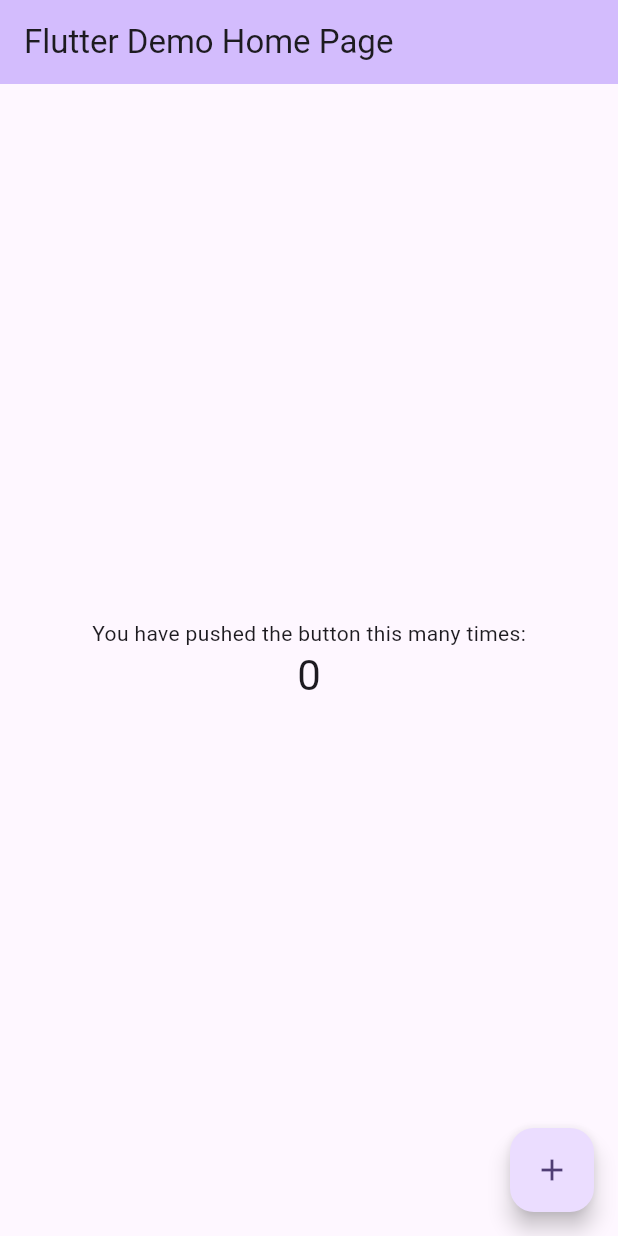
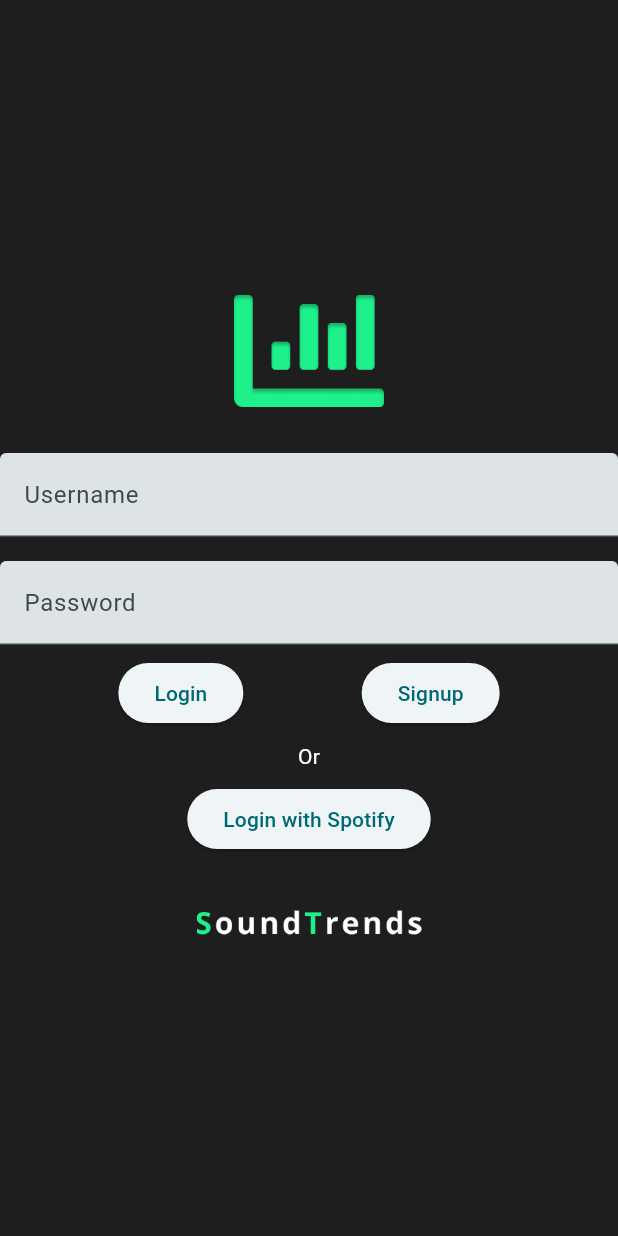
Before and after one commit to RodrigoJC20/sound-trends, a Flutter app: the screen it shows after launch, on a phone screen of 412 x 824 dp. Run offline on Flutter 3.47's test engine with Material 2 defaults, Android fonts, the phone set to English and light mode, and no system bars.

Commit message:
login.dart basic

```diff
--- a/lib/main.dart
+++ b/lib/main.dart
@@ -1,4 +1,5 @@
 import 'package:flutter/material.dart';
+import 'package:sound_trends/views/login.dart';
 
 void main() {
   runApp(const MyApp());
@@ -12,114 +13,12 @@ class MyApp extends StatelessWidget {
   Widget build(BuildContext context) {
     return MaterialApp(
       title: 'Flutter Demo',
+      debugShowCheckedModeBanner: false,
       theme: ThemeData(
-        // This is the theme of your application.
-        //
-        // TRY THIS: Try running your application with "flutter run". You'll see
-        // the application has a blue toolbar. Then, without quitting the app,
-        // try changing the seedColor in the colorScheme below to Colors.green
-        // and then invoke "hot reload" (save your changes or press the "hot
-        // reload" button in a Flutter-supported IDE, or press "r" if you used
-        // the command line to start the app).
-        //
-        // Notice that the counter didn't reset back to zero; the application
-        // state is not lost during the reload. To reset the state, use hot
-        // restart instead.
-        //
-        // This works for code too, not just values: Most code changes can be
-        // tested with just a hot reload.
-        colorScheme: ColorScheme.fromSeed(seedColor: Colors.deepPurple),
+        colorScheme: ColorScheme.fromSeed(seedColor: const Color(0xFF1E1E1E)),
         useMaterial3: true,
       ),
-      home: const MyHomePage(title: 'Flutter Demo Home Page'),
+      home: const Login(),
     );
   }
 }
-
-class MyHomePage extends StatefulWidget {
-  const MyHomePage({super.key, required this.title});
-
-  // This widget is the home page of your application. It is stateful, meaning
-  // that it has a State object (defined below) that contains fields that affect
-  // how it looks.
-
-  // This class is the configuration for the state. It holds the values (in this
-  // case the title) provided by the parent (in this case the App widget) and
-  // used by the build method of the State. Fields in a Widget subclass are
-  // always marked "final".
-
-  final String title;
-
-  @override
-  State<MyHomePage> createState() => _MyHomePageState();
-}
-
-class _MyHomePageState extends State<MyHomePage> {
-  int _counter = 0;
-
-  void _incrementCounter() {
-    setState(() {
-      // This call to setState tells the Flutter framework that something has
-      // changed in this State, which causes it to rerun the build method below
-      // so that the display can reflect the updated values. If we changed
-      // _counter without calling setState(), then the build method would not be
-      // called again, and so nothing would appear to happen.
-      _counter++;
-    });
-  }
-
-  @override
-  Widget build(BuildContext context) {
-    // This method is rerun every time setState is called, for instance as done
-    // by the _incrementCounter method above.
-    //
-    // The Flutter framework has been optimized to make rerunning build methods
-    // fast, so that you can just rebuild anything that needs updating rather
-    // than having to individually change instances of widgets.
-    return Scaffold(
-      appBar: AppBar(
-        // TRY THIS: Try changing the color here to a specific color (to
-        // Colors.amber, perhaps?) and trigger a hot reload to see the AppBar
-        // change color while the other colors stay the same.
-        backgroundColor: Theme.of(context).colorScheme.inversePrimary,
-        // Here we take the value from the MyHomePage object that was created by
-        // the App.build method, and use it to set our appbar title.
-        title: Text(widget.title),
-      ),
-      body: Center(
-        // Center is a layout widget. It takes a single child and positions it
-        // in the middle of the parent.
-        child: Column(
-          // Column is also a layout widget. It takes a list of children and
-          // arranges them vertically. By default, it sizes itself to fit its
-          // children horizontally, and tries to be as tall as its parent.
-          //
-          // Column has various properties to control how it sizes itself and
-          // how it positions its children. Here we use mainAxisAlignment to
-          // center the children vertically; the main axis here is the vertical
-          // axis because Columns are vertical (the cross axis would be
-          // horizontal).
-          //
-          // TRY THIS: Invoke "debug painting" (choose the "Toggle Debug Paint"
-          // action in the IDE, or press "p" in the console), to see the
-          // wireframe for each widget.
-          mainAxisAlignment: MainAxisAlignment.center,
-          children: <Widget>[
-            const Text(
-              'You have pushed the button this many times:',
-            ),
-            Text(
-              '$_counter',
-              style: Theme.of(context).textTheme.headlineMedium,
-            ),
-          ],
-        ),
-      ),
-      floatingActionButton: FloatingActionButton(
-        onPressed: _incrementCounter,
-        tooltip: 'Increment',
-        child: const Icon(Icons.add),
-      ), // This trailing comma makes auto-formatting nicer for build methods.
-    );
-  }
-}
--- /dev/null
+++ b/lib/views/login.dart
@@ -0,0 +1,109 @@
+import 'package:flutter/material.dart';
+
+class Login extends StatefulWidget {
+  const Login({super.key});
+
+  @override
+  State<Login> createState() => _LoginState();
+}
+
+class _LoginState extends State<Login> {
+  @override
+  Widget build(BuildContext context) {
+    final screenSize = MediaQuery.of(context).size;
+
+    return Scaffold(
+      backgroundColor: const Color(0xFF1E1E1E),
+      body: Center(
+        child: Column(
+          mainAxisAlignment: MainAxisAlignment.center,
+          children: [
+            // First Row - Logo
+            Padding(
+              padding: const EdgeInsets.only(bottom: 10.0),
+              child: Image.asset(
+                'assets/logo.png', // Replace with the path to your first logo
+                width: 100, // Adjust the size as needed
+                height: 100,
+              ),
+            ),
+
+            // Second Row - Login Information
+            Column(
+              children: [
+                // Username Input
+                Padding(
+                  padding: const EdgeInsets.symmetric(vertical: 8.0),
+                  child: TextFormField(
+                    decoration: const InputDecoration(
+                      labelText: 'Username',
+                      filled: true,
+                    ),
+                  ),
+                ),
+
+                // Password Input
+                Padding(
+                  padding: const EdgeInsets.symmetric(vertical: 8.0),
+                  child: TextFormField(
+                    obscureText: true,
+                    decoration: const InputDecoration(
+                      labelText: 'Password',
+                      filled: true,
+                    ),
+                  ),
+                ),
+
+                // Two Buttons (Login and Signup)
+                Row(
+                  mainAxisAlignment: MainAxisAlignment.spaceEvenly,
+                  children: [
+                    ElevatedButton(
+                      onPressed: () {
+                        // Add login logic here
+                      },
+                      child: const Text('Login'),
+                    ),
+                    ElevatedButton(
+                      onPressed: () {
+                        // Add signup logic here
+                      },
+                      child: const Text('Signup'),
+                    ),
+                  ],
+                ),
+
+                // Or Text
+                const Padding(
+                  padding: EdgeInsets.symmetric(vertical: 8.0),
+                  child: Text(
+                    'Or',
+                    style: TextStyle(color: Colors.white),
+                  ),
+                ),
+
+                // Spotify Login Button
+                ElevatedButton(
+                  onPressed: () {
+                    // Add Spotify login logic here
+                  },
+                  child: const Text('Login with Spotify'),
+                ),
+              ],
+            ),
+
+            // Third Row - "Sound Trends" Logo
+            Padding(
+              padding: const EdgeInsets.only(top: 20.0),
+              child: Image.asset(
+                'assets/logo_text.png', // Replace with the path to your second logo
+                width: 150, // Adjust the size as needed
+                height: 50,
+              ),
+            ),
+          ],
+        ),
+      ),
+    );
+  }
+}
```
Also changed, not shown: pubspec.yaml (+3 -6 lines), assets/logo.png (added), assets/logo_text.png (added), lib/views/overview.dart (added), lib/views/stats.dart (added), lib/views/user.dart (added).
